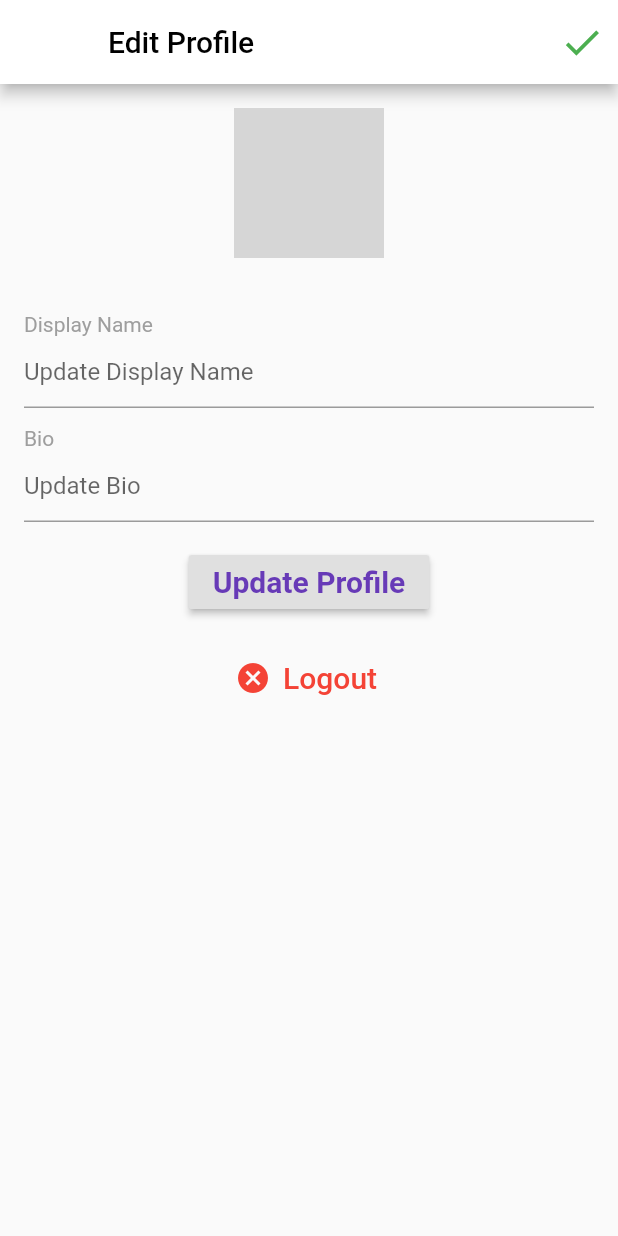
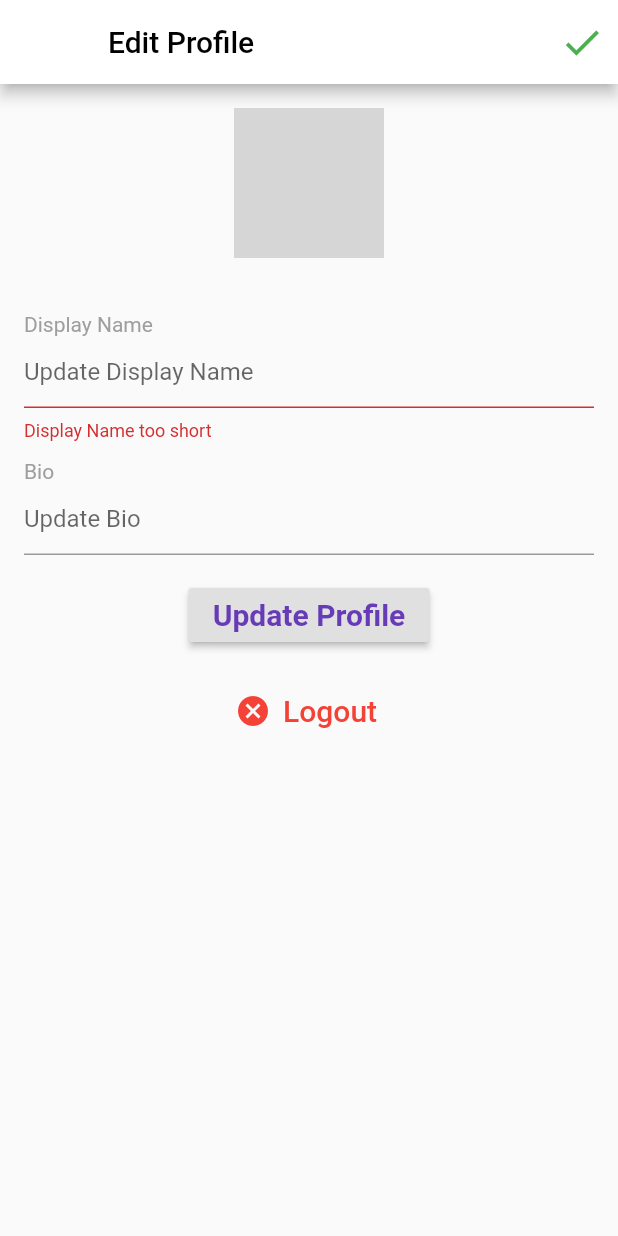
Before and after one commit to ArafatRohan93/PickUp, a Flutter app: the EditProfile screen opened directly, after a tap on "Update Profile", on a phone screen of 412 x 824 dp. Run offline on Flutter 3.47's test engine with Material 2 defaults, Android fonts, the phone set to English and light mode, and no system bars; our stand-ins replace cached_network_image, cloud_firestore, firebase_storage, flutter_svg, geolocator, google_sign_in and 1 more; accounts and stored records are empty; network calls fail; grey boxes are pictures that could not be loaded.

Commit message:
Edit Profile Done!

```diff
--- a/lib/pages/edit_profile.dart
+++ b/lib/pages/edit_profile.dart
@@ -3,10 +3,10 @@ import 'package:cloud_firestore/cloud_firestore.dart';
 import "package:flutter/material.dart";
 import 'package:fluttershare/models/user.dart';
 import 'package:fluttershare/pages/home.dart';
+import 'package:fluttershare/pages/profile.dart';
 import 'package:fluttershare/widgets/progress.dart';
 
 class EditProfile extends StatefulWidget {
-
   final String currentUserId;
   EditProfile({this.currentUserId});
   @override
@@ -14,11 +14,13 @@ class EditProfile extends StatefulWidget {
 }
 
 class _EditProfileState extends State<EditProfile> {
-
+  final _scaffoldKey = GlobalKey<ScaffoldState>();
   bool isLoading = false;
   User user;
   TextEditingController displayNameController = TextEditingController();
   TextEditingController bioController = TextEditingController();
+  bool _bioValid = true;
+  bool _displayNameValid = true;
 
   @override
   void initState() {
@@ -39,61 +41,98 @@ class _EditProfileState extends State<EditProfile> {
     });
   }
 
-  Column buildDisplayNameField(){
+  Column buildDisplayNameField() {
     return Column(
       crossAxisAlignment: CrossAxisAlignment.start,
       children: <Widget>[
         Padding(
           padding: EdgeInsets.only(top: 12.0),
-          child: Text("Display Name",
+          child: Text(
+            "Display Name",
             style: TextStyle(
               color: Colors.grey,
-          ),),
+            ),
+          ),
         ),
         TextField(
           controller: displayNameController,
           decoration: InputDecoration(
               hintText: "Update Display Name",
+              errorText: _displayNameValid ? null : "Display Name too short"),
+        ),
+      ],
+    );
+  }
+
+  buildBioField() {
+    return Column(
+      crossAxisAlignment: CrossAxisAlignment.start,
+      children: <Widget>[
+        Padding(
+          padding: EdgeInsets.only(top: 12.0),
+          child: Text(
+            "Bio",
+            style: TextStyle(
+              color: Colors.grey,
+            ),
+          ),
+        ),
+        TextField(
+          controller: bioController,
+          decoration: InputDecoration(
+            hintText: "Update Bio",
+            errorText: _bioValid ? null : "Bio too long",
           ),
         ),
       ],
     );
   }
 
-  buildBioField(){
-    return Column(
-      crossAxisAlignment: CrossAxisAlignment.start,
-      children: <Widget>[
-        Padding(
-          padding: EdgeInsets.only(top: 12.0),
-          child: Text("Bio",
-          style: TextStyle(
-            color: Colors.grey,
-          ),),
-        ),
-        TextField(
-          controller: bioController,
-          decoration: InputDecoration(
-            hintText: "Update Bio",
-          ),
-        ),
-      ],
+  updateProfileData() {
+    setState(() {
+      displayNameController.text.trim().length < 3 ||
+              displayNameController.text.isEmpty
+          ? _displayNameValid = false
+          : _displayNameValid = true;
+      bioController.text.trim().length > 100
+          ? _bioValid = false
+          : _bioValid = true;
+    });
+
+    if (_displayNameValid && _bioValid) {
+      userRef.document(widget.currentUserId).updateData({
+        "displayName": displayNameController.text,
+        "bio": bioController.text
+      });
+      SnackBar snackBar = SnackBar(
+        content: Text("Profile Updated"),
       );
+      _scaffoldKey.currentState.showSnackBar(snackBar);
+    }
+  }
+
+  logout() async {
+    await googleSignIn.signOut();
+    Navigator.push(context, MaterialPageRoute(builder: (context) => Home()));
   }
 
   @override
   Widget build(BuildContext context) {
     return Scaffold(
+        key: _scaffoldKey,
         appBar: AppBar(
           backgroundColor: Colors.white,
-        title: Text('Edit Profile',
+          title: Text(
+            'Edit Profile',
             style: TextStyle(
               color: Colors.black,
             ),
           ),
           actions: <Widget>[
             IconButton(
-            onPressed: () => Navigator.pop(context),
+              onPressed: () {
+                Navigator.pop(context);
+              },
               icon: Icon(
                 Icons.done,
                 color: Colors.green,
@@ -102,8 +141,9 @@ class _EditProfileState extends State<EditProfile> {
             )
           ],
         ),
-      body: isLoading ?
-       circularProgress(): ListView(
+        body: isLoading
+            ? circularProgress()
+            : ListView(
                 children: <Widget>[
                   Container(
                     child: Column(
@@ -112,12 +152,13 @@ class _EditProfileState extends State<EditProfile> {
                           padding: EdgeInsets.only(top: 16.0, bottom: 8.0),
                           child: CircleAvatar(
                             radius: 50.0,
-                     backgroundImage: CachedNetworkImageProvider(user.photoUrl),
+                            backgroundImage:
+                                CachedNetworkImageProvider(user.photoUrl),
                           ),
                         ),
                         Padding(
                           padding: EdgeInsets.all(16.0),
-                    child:Column(
+                          child: Column(
                             children: <Widget>[
                               buildDisplayNameField(),
                               buildBioField(),
@@ -125,7 +166,7 @@ class _EditProfileState extends State<EditProfile> {
                           ),
                         ),
                         RaisedButton(
-                   onPressed: () => print("Update profile data"),
+                          onPressed: () => updateProfileData(),
                           child: Text(
                             "Update Profile",
                             style: TextStyle(
@@ -138,13 +179,15 @@ class _EditProfileState extends State<EditProfile> {
                         Padding(
                           padding: EdgeInsets.all(16.0),
                           child: FlatButton.icon(
-                     onPressed: ()=>print("Logout"),
-                     icon: Icon(Icons.cancel, color: Colors.red,),
-                     label: Text("Logout",
-                     style: TextStyle(
+                            onPressed: () => logout(),
+                            icon: Icon(
+                              Icons.cancel,
                               color: Colors.red,
-                       fontSize: 20.0
                             ),
+                            label: Text(
+                              "Logout",
+                              style:
+                                  TextStyle(color: Colors.red, fontSize: 20.0),
                             ),
                           ),
                         ),
@@ -152,7 +195,6 @@ class _EditProfileState extends State<EditProfile> {
                     ),
                   ),
                 ],
-       )
-    );
+              ));
   }
 }
--- a/lib/pages/profile.dart
+++ b/lib/pages/profile.dart
@@ -44,13 +44,14 @@ class _ProfileState extends State<Profile> {
      );
   }
 
-  editProfile(){
+  editProfile() {
     Navigator.push(
       context,
       MaterialPageRoute(
         builder: (context) => EditProfile(currentUserId : currentUserId)
       )
     );
+
   }
 
   buildButton({String text, Function function}){
```
Also changed, not shown: 1 other file. Lines whose indentation alone changed are shown as unchanged.
